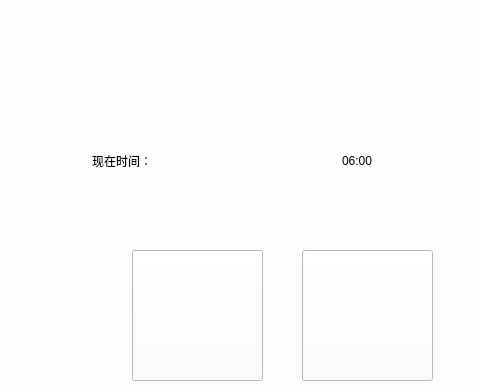
First picture: the form in start.ui, repository Traeyee/trip_assist, before the edit; both pictures show x 708 to 1188 and y 410 to 800 of the 1188 by 800 pixel window.
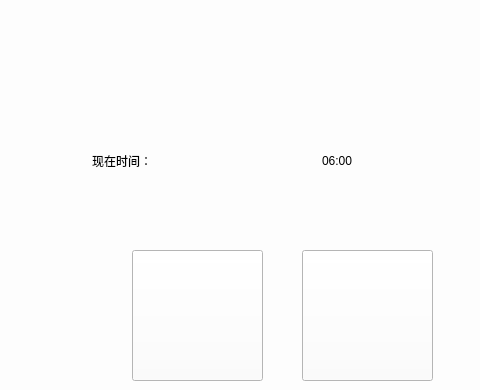
Second picture: the form after the edit.

What changed in the file:
```diff
--- a/start.ui
+++ b/start.ui
@@ -32,9 +32,9 @@
   <widget class="QLabel" name="sysTimeUi">
    <property name="geometry">
     <rect>
-     <x>1050</x>
+     <x>1030</x>
      <y>560</y>
-     <width>124</width>
+     <width>121</width>
      <height>21</height>
     </rect>
    </property>
```
